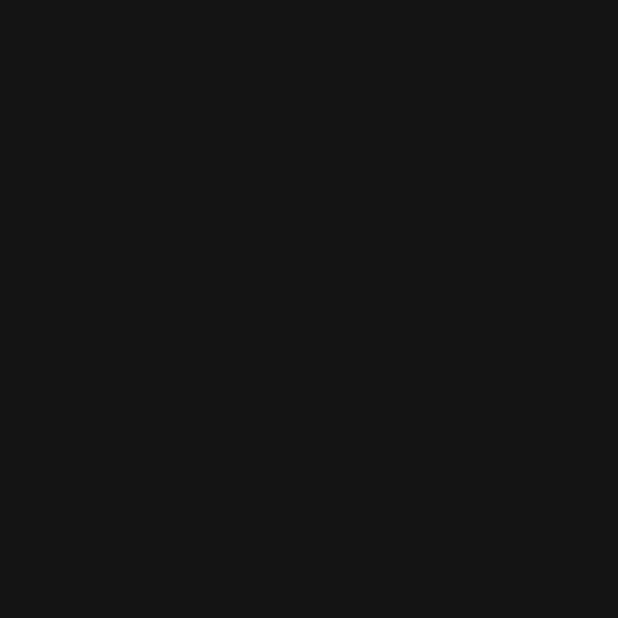
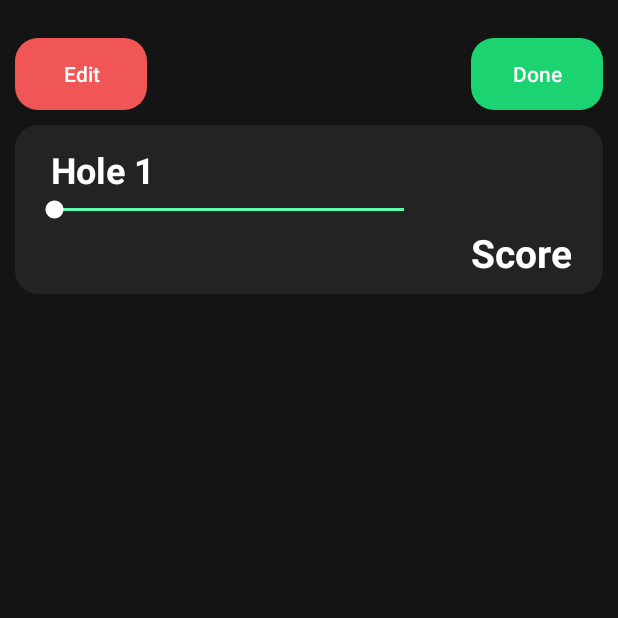
Before and after one commit to Jogira/Putt-Putt-Scorecard-Android-App, an Android app: the ScoreCardActivity screen opened directly, with no data from a screen before it, on a phone screen of 412 x 824 dp, the top half of it. Before the commit the part shown is empty. Run offline under Robolectric (Android 15) with nearby library versions, the phone set to English and light mode, and no system bars.

Commit message:
- added scorecard view items

```diff
--- a/app/src/main/java/com/example/minigolfapp/Game.java
+++ b/app/src/main/java/com/example/minigolfapp/Game.java
@@ -9,6 +9,7 @@ public class Game {
     private boolean isActive;
     private boolean parsActive;
     private ArrayList<Player> players;
+    private ArrayList<int[]> playerScores;
     private int currentHole;
     private int numHoles;
     private int[] pars = null;
@@ -19,6 +20,7 @@ public class Game {
 
         this.gameID = CURRENT_GAME_ID + 1;
         CURRENT_GAME_ID = gameID;
+        this.playerScores = new ArrayList<int[]>(players.size());
         this.players = players;
         this.numHoles = numHoles;
         isActive = true;
@@ -31,6 +33,7 @@ public class Game {
 
         this.gameID = CURRENT_GAME_ID + 1;
         CURRENT_GAME_ID = gameID;
+        this.playerScores = new ArrayList<>(players.size());
         this.players = players;
         this.numHoles = numHoles;
         isActive = true;
--- a/app/src/main/java/com/example/minigolfapp/MainActivity.java
+++ b/app/src/main/java/com/example/minigolfapp/MainActivity.java
@@ -119,8 +119,6 @@ public class MainActivity extends AppCompatActivity {
             createDefaultPlayers();
     }
 
-
-
     private void openStatsPage(){
         Intent statsPage = new Intent(this, StatsActivity.class);
         startActivity(statsPage);
--- a/app/src/main/java/com/example/minigolfapp/ScoreCardActivity.java
+++ b/app/src/main/java/com/example/minigolfapp/ScoreCardActivity.java
@@ -1,26 +1,16 @@
 package com.example.minigolfapp;
 
-import android.content.Intent;
 import android.os.Bundle;
-import android.view.View;
-import android.widget.Button;
-import android.widget.ImageButton;
-import android.widget.TextView;
 
 import androidx.appcompat.app.AppCompatActivity;
 
 
-public class ScoreCardActivity extends AppCompatActivity
-{
-
+public class ScoreCardActivity extends AppCompatActivity {
 
     @Override
     protected void onCreate(Bundle savedInstanceState) {
         super.onCreate(savedInstanceState);
-        setContentView(R.layout.scorecard);
-
-
-
+        setContentView(R.layout.scorecard_activity);
     }
 
 }
--- a/app/src/main/res/layout/scorecard.xml
+++ /dev/null
@@ -1,8 +0,0 @@
-<?xml version="1.0" encoding="utf-8"?>
-<androidx.constraintlayout.widget.ConstraintLayout xmlns:android="http://schemas.android.com/apk/res/android"
-    xmlns:app="http://schemas.android.com/apk/res-auto"
-    xmlns:tools="http://schemas.android.com/tools"
-    android:layout_width="match_parent"
-    android:layout_height="match_parent"
-    android:background="@color/colorPrimary"
-    android:translationZ="15dp"/>
--- /dev/null
+++ b/app/src/main/res/layout/scorecard_activity.xml
@@ -0,0 +1,102 @@
+<?xml version="1.0" encoding="utf-8"?>
+<androidx.constraintlayout.widget.ConstraintLayout xmlns:android="http://schemas.android.com/apk/res/android"
+    xmlns:app="http://schemas.android.com/apk/res-auto"
+    xmlns:tools="http://schemas.android.com/tools"
+    android:layout_width="match_parent"
+    android:layout_height="match_parent"
+    android:background="#141414"
+    tools:context=".ScorecardActivity">
+
+    <ScrollView
+        android:id="@+id/scorecardScrollView"
+        android:layout_width="0dp"
+        android:layout_height="wrap_content"
+        android:layout_marginStart="10dp"
+        android:layout_marginTop="10dp"
+        android:layout_marginEnd="10dp"
+        android:background="@drawable/rounded_background"
+        android:backgroundTint="@color/colorSecondaryDark"
+        app:layout_constraintEnd_toEndOf="parent"
+        app:layout_constraintStart_toStartOf="parent"
+        app:layout_constraintTop_toBottomOf="@+id/exitScorecardButton">
+
+        <LinearLayout
+            android:id="@+id/scorecardScrollViewContent"
+            android:layout_width="match_parent"
+            android:layout_height="wrap_content"
+            android:layout_margin="10dp"
+            android:orientation="vertical">
+
+            <TextView
+                android:id="@+id/holeTitleTextView"
+                android:layout_width="match_parent"
+                android:layout_height="wrap_content"
+                android:layout_marginStart="14dp"
+                android:layout_marginTop="3dp"
+                android:text="Hole 1"
+                android:textColor="#ffffff"
+                android:textSize="24sp"
+                android:textStyle="bold" />
+
+            <SeekBar
+                android:id="@+id/holeSeekBar"
+                style="@style/Widget.AppCompat.SeekBar"
+                android:layout_width="265dp"
+                android:layout_height="wrap_content"
+                android:layout_marginTop="1dp"
+                android:max="18"
+                android:progress="0"
+                android:progressBackgroundTint="@color/colorAccent"
+                android:progressBackgroundTintMode="add"
+                android:thumbTint="#FFFFFF" />
+
+            <TextView
+                android:id="@+id/scorecardScoreTitle"
+                android:layout_width="match_parent"
+                android:layout_height="wrap_content"
+                android:layout_marginTop="2dp"
+                android:layout_marginEnd="11dp"
+                android:text="Score"
+                android:textAlignment="textEnd"
+                android:textColor="#ffffff"
+                android:textSize="26sp"
+                android:textStyle="bold" />
+
+            <LinearLayout
+                android:id="@+id/scorecardPlayerView"
+                android:layout_width="match_parent"
+                android:layout_height="wrap_content"
+                android:orientation="vertical"></LinearLayout>
+
+        </LinearLayout>
+    </ScrollView>
+
+    <Button
+        android:id="@+id/exitScorecardButton"
+        style="@style/Widget.AppCompat.Button"
+        android:layout_width="wrap_content"
+        android:layout_height="wrap_content"
+        android:layout_marginTop="25dp"
+        android:layout_marginEnd="10dp"
+        android:background="@drawable/rounded_background"
+        android:text="Done"
+        android:textAllCaps="false"
+        android:textColor="#ffffff"
+        app:layout_constraintEnd_toEndOf="parent"
+        app:layout_constraintTop_toTopOf="parent" />
+
+    <Button
+        android:id="@+id/scorecardEditButton"
+        style="@style/Widget.AppCompat.Button.Borderless"
+        android:layout_width="wrap_content"
+        android:layout_height="wrap_content"
+        android:layout_marginStart="10dp"
+        android:layout_marginTop="25dp"
+        android:background="@drawable/rounded_background"
+        android:backgroundTint="@color/colorAccentSecondary"
+        android:text="Edit"
+        android:textAllCaps="false"
+        android:textColor="#ffffff"
+        app:layout_constraintStart_toStartOf="parent"
+        app:layout_constraintTop_toTopOf="parent" />
+</androidx.constraintlayout.widget.ConstraintLayout>
```
Also changed, not shown: app/src/main/java/com/example/minigolfapp/AddPlayersActivity.java (+15 -53 lines), app/src/main/java/com/example/minigolfapp/AddPointsActivity.java (+11 -20 lines), app/src/main/res/layout/scorecard_row.xml (added, +43 -0 lines), app/src/main/java/com/example/minigolfapp/Player.java (line endings or trailing spaces).
